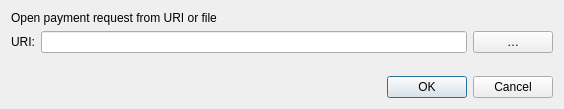
The window that src/qt/forms/openuridialog.ui (eleccoin/eleccoin) describes before a commit, drawn with Qt 5.
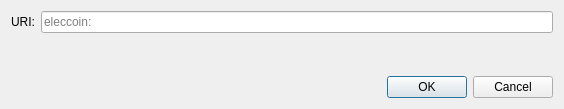
The same window after the commit. Custom widgets are drawn as their Qt base class.

```diff
--- a/src/qt/forms/openuridialog.ui
+++ b/src/qt/forms/openuridialog.ui
@@ -14,13 +14,6 @@
    <string>Open URI</string>
   </property>
   <layout class="QVBoxLayout" name="verticalLayout">
-   <item>
-    <widget class="QLabel" name="label_2">
-     <property name="text">
-      <string>Open payment request from URI or file</string>
-     </property>
-    </widget>
-   </item>
    <item>
     <layout class="QHBoxLayout" name="horizontalLayout">
      <item>
@@ -31,18 +24,9 @@
       </widget>
      </item>
      <item>
-      <widget class="QValidatedLineEdit" name="uriEdit"/>
-     </item>
-     <item>
-      <widget class="QPushButton" name="selectFileButton">
-       <property name="toolTip">
-        <string>Select payment request file</string>
-       </property>
-       <property name="text">
-        <string notr="true">…</string>
-       </property>
-       <property name="autoDefault">
-        <bool>false</bool>
+      <widget class="QValidatedLineEdit" name="uriEdit">
+       <property name="placeholderText">
+        <string notr="true">eleccoin:</string>
        </property>
       </widget>
      </item>
```
Left out of the diff: 2 changed lines with no effect on the pictures.
